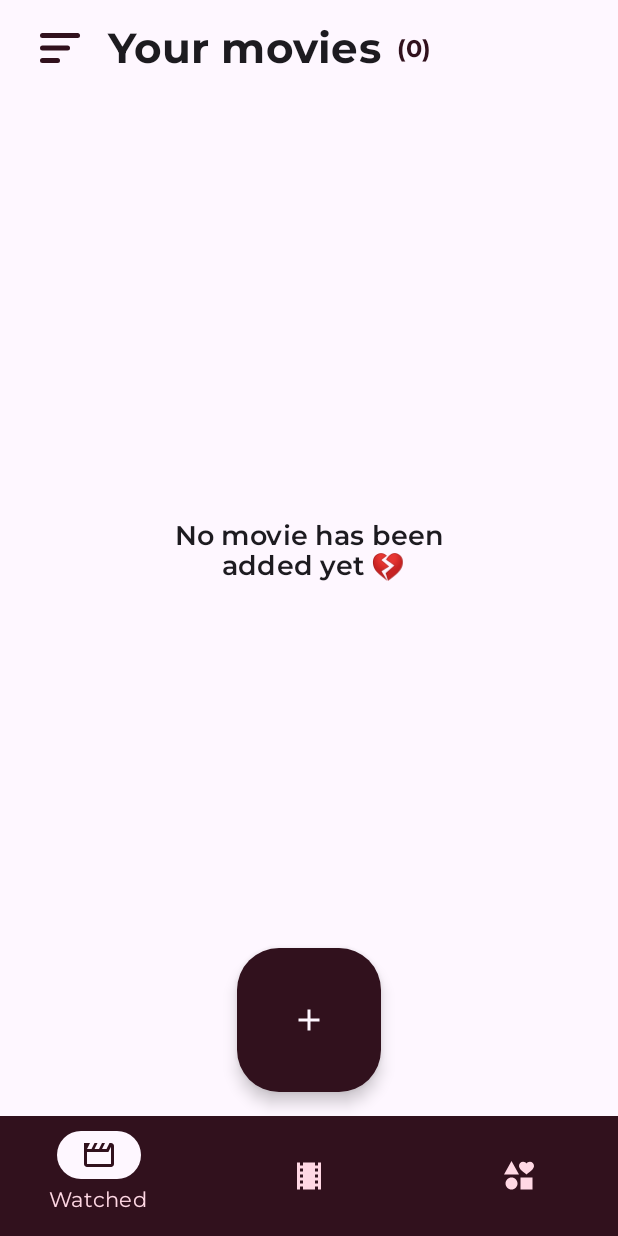
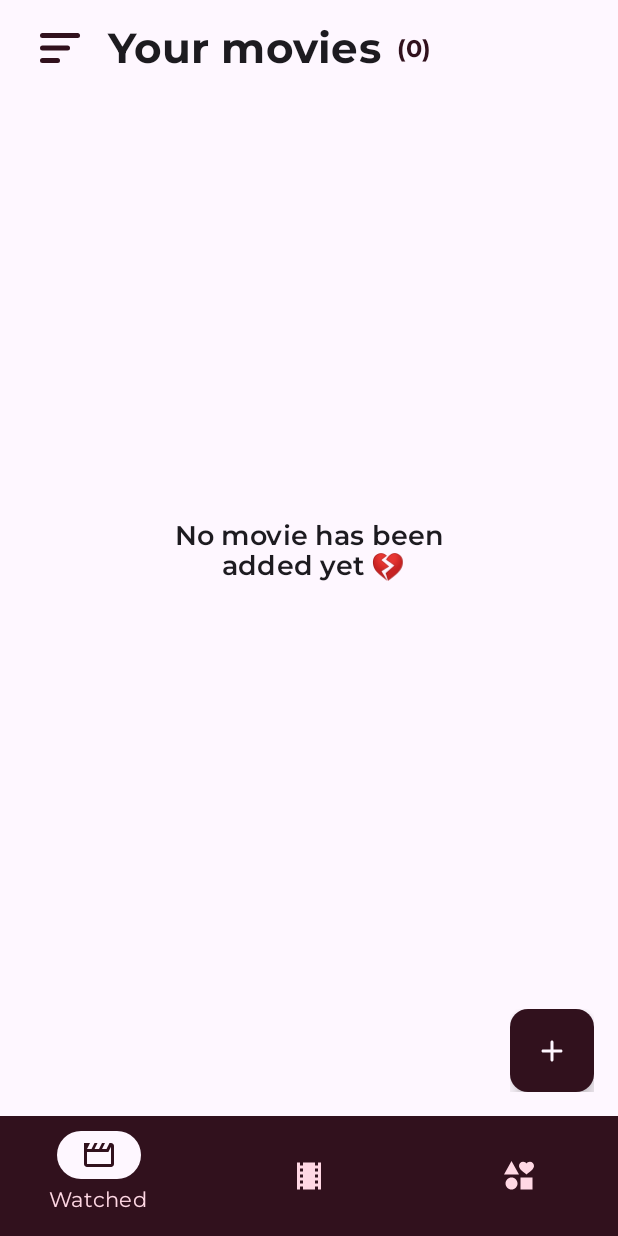
Before and after one commit to ddayker/viewed, an Android app built with Jetpack Compose: the screen it shows after launch (MainActivity), on a phone screen of 412 x 824 dp. Run offline under Robolectric (Android 15) with nearby library versions, the phone set to English and light mode, and no system bars; our stand-ins replace Room's generated code, window size class; Roboto replaces fonts that are not available here.

Commit message:
added UI for adding a movie by search

```diff
--- a/app/src/main/java/com/dayker/viewed/searchmovie/presentation/components/SearchingMessage.kt
+++ b/app/src/main/java/com/dayker/viewed/searchmovie/presentation/components/SearchingMessage.kt
@@ -16,7 +16,6 @@ import androidx.compose.ui.Modifier
 import androidx.compose.ui.text.style.TextAlign
 import androidx.compose.ui.unit.Dp
 import androidx.compose.ui.unit.dp
-import androidx.compose.ui.unit.sp
 import com.dayker.viewed.common.presentation.components.Animation
 
 @Composable
@@ -40,7 +39,7 @@ fun SearchingMessage(
             }
             Text(
                 text = text,
-                style = MaterialTheme.typography.bodySmall.copy(fontSize = 15.sp),
+                style = MaterialTheme.typography.displayMedium,
                 color = MaterialTheme.colorScheme.onBackground,
                 modifier = Modifier.padding(horizontal = 40.dp, vertical = 20.dp),
                 textAlign = TextAlign.Center
--- a/app/src/main/java/com/dayker/viewed/watchedmovies/presentation/navigation/WatchedScreen.kt
+++ b/app/src/main/java/com/dayker/viewed/watchedmovies/presentation/navigation/WatchedScreen.kt
@@ -3,4 +3,5 @@ package com.dayker.viewed.watchedmovies.presentation.navigation
 sealed class WatchedScreen(val route: String) {
     object WatchedMovieScreen : WatchedScreen(route = "watched_movie_screen")
     object AddEditMovieScreen : WatchedScreen(route = "add_edit_movie_screen")
+    object SearchScreen : WatchedScreen(route = "search_movie_screen")
 }
--- a/app/src/main/java/com/dayker/viewed/watchedmovies/presentation/watchedlist/WatchedScreen.kt
+++ b/app/src/main/java/com/dayker/viewed/watchedmovies/presentation/watchedlist/WatchedScreen.kt
@@ -11,12 +11,8 @@ import androidx.compose.foundation.layout.fillMaxSize
 import androidx.compose.foundation.layout.ime
 import androidx.compose.foundation.layout.navigationBars
 import androidx.compose.foundation.layout.padding
-import androidx.compose.material.icons.Icons
-import androidx.compose.material.icons.filled.Add
 import androidx.compose.material3.ExperimentalMaterial3Api
 import androidx.compose.material3.FabPosition
-import androidx.compose.material3.Icon
-import androidx.compose.material3.LargeFloatingActionButton
 import androidx.compose.material3.MaterialTheme
 import androidx.compose.material3.Scaffold
 import androidx.compose.material3.ScaffoldDefaults
@@ -38,6 +34,7 @@ import com.dayker.viewed.R
 import com.dayker.viewed.common.presentation.components.CircularLoading
 import com.dayker.viewed.watchedmovies.presentation.navigation.WatchedNavGraphConstants.EMPTY_ID
 import com.dayker.viewed.watchedmovies.presentation.navigation.WatchedScreen
+import com.dayker.viewed.watchedmovies.presentation.watchedlist.components.AddingFAB
 import com.dayker.viewed.watchedmovies.presentation.watchedlist.components.WatchedList
 import com.dayker.viewed.watchedmovies.presentation.watchedlist.components.WatchedTopBar
 import org.koin.androidx.compose.getViewModel
@@ -55,11 +52,10 @@ fun WatchedListScreen(
         object : NestedScrollConnection {
             override fun onPreScroll(available: Offset, source: NestedScrollSource): Offset {
                 if (available.y < -1) {
-                    viewModel.onEvent(WatchedScreenEvent.HideFab)
+                    viewModel.onEvent(WatchedScreenEvent.HideFAB)
                 }
                 if (available.y > 1) {
                     viewModel.onEvent(WatchedScreenEvent.ShowFAB)
-
                 }
                 return Offset.Zero
             }
@@ -71,7 +67,7 @@ fun WatchedListScreen(
             .exclude(WindowInsets.navigationBars)
             .exclude(WindowInsets.ime),
         modifier = modifier.nestedScroll(scrollBehavior.nestedScrollConnection),
-        floatingActionButtonPosition = FabPosition.Center,
+        floatingActionButtonPosition = FabPosition.End,
         topBar = {
             WatchedTopBar(
                 scrollBehavior = scrollBehavior,
@@ -88,20 +84,20 @@ fun WatchedListScreen(
                 enter = slideInVertically(initialOffsetY = { it * 2 }),
                 exit = slideOutVertically(targetOffsetY = { it * 2 }),
             ) {
-                LargeFloatingActionButton(
-                    onClick = {
+                AddingFAB(
+                    isExtended = state.isFABExtended,
+                    onFABClick = {
+                        viewModel.onEvent(WatchedScreenEvent.ExtendFAB)
+                    },
+                    onManuallyClick = {
                         val routeWithParams =
                             "${WatchedScreen.AddEditMovieScreen.route}/${EMPTY_ID}"
                         navController.navigate(routeWithParams)
                     },
-                    containerColor = MaterialTheme.colorScheme.onTertiaryContainer
-                ) {
-                    Icon(
-                        imageVector = Icons.Default.Add,
-                        contentDescription = null,
-                        tint = MaterialTheme.colorScheme.background,
-                    )
-                }
+                    onSearchClick = {
+                        navController.navigate(WatchedScreen.SearchScreen.route)
+                    },
+                )
             }
         }
     ) {
--- a/app/src/main/java/com/dayker/viewed/watchedmovies/presentation/watchedlist/WatchedScreenEvent.kt
+++ b/app/src/main/java/com/dayker/viewed/watchedmovies/presentation/watchedlist/WatchedScreenEvent.kt
@@ -6,6 +6,7 @@ sealed class WatchedScreenEvent {
     data class Order(val moviesOrder: MoviesOrder) : WatchedScreenEvent()
     object ToggleOrderSection : WatchedScreenEvent()
     object ShowFAB : WatchedScreenEvent()
-    object HideFab : WatchedScreenEvent()
+    object HideFAB : WatchedScreenEvent()
+    object ExtendFAB : WatchedScreenEvent()
 
 }
--- a/app/src/main/java/com/dayker/viewed/watchedmovies/presentation/watchedlist/WatchedState.kt
+++ b/app/src/main/java/com/dayker/viewed/watchedmovies/presentation/watchedlist/WatchedState.kt
@@ -10,6 +10,7 @@ data class WatchedState(
     val movies: List<Movie> = emptyList(),
     val moviesOrder: MoviesOrder = MoviesOrder.Rating(OrderType.Descending),
     val isFABVisible: Boolean = true,
+    val isFABExtended: Boolean = false,
     val isOrderSelectionVisible: Boolean = false,
     val isSynchronized: Boolean = true
 )
--- /dev/null
+++ b/app/src/main/java/com/dayker/viewed/watchedmovies/presentation/watchedlist/components/FAB.kt
@@ -0,0 +1,120 @@
+package com.dayker.viewed.watchedmovies.presentation.watchedlist.components
+
+import androidx.annotation.DrawableRes
+import androidx.annotation.StringRes
+import androidx.compose.animation.AnimatedVisibility
+import androidx.compose.animation.animateColorAsState
+import androidx.compose.animation.animateContentSize
+import androidx.compose.animation.core.animateFloatAsState
+import androidx.compose.animation.core.tween
+import androidx.compose.foundation.layout.Arrangement
+import androidx.compose.foundation.layout.Column
+import androidx.compose.foundation.layout.Row
+import androidx.compose.foundation.layout.Spacer
+import androidx.compose.foundation.layout.height
+import androidx.compose.foundation.layout.width
+import androidx.compose.foundation.shape.RoundedCornerShape
+import androidx.compose.material3.ExtendedFloatingActionButton
+import androidx.compose.material3.FloatingActionButton
+import androidx.compose.material3.Icon
+import androidx.compose.material3.MaterialTheme
+import androidx.compose.material3.Text
+import androidx.compose.runtime.Composable
+import androidx.compose.runtime.getValue
+import androidx.compose.ui.Alignment
+import androidx.compose.ui.Modifier
+import androidx.compose.ui.draw.rotate
+import androidx.compose.ui.res.painterResource
+import androidx.compose.ui.res.stringResource
+import androidx.compose.ui.unit.dp
+import com.dayker.viewed.R
+
+@Composable
+fun AddingFAB(
+    onManuallyClick: () -> Unit,
+    onSearchClick: () -> Unit,
+    onFABClick: () -> Unit,
+    isExtended: Boolean
+) {
+    Row(
+        verticalAlignment = Alignment.Bottom,
+        horizontalArrangement = Arrangement.End,
+    ) {
+        AnimatedVisibility(visible = isExtended) {
+            Column(
+                horizontalAlignment = Alignment.End
+            ) {
+                FABOption(
+                    textId = R.string.manually,
+                    imageId = R.drawable.round_art_track_24,
+                    onClick = {
+                        onManuallyClick()
+                    })
+                Spacer(modifier = Modifier.height(10.dp))
+                FABOption(
+                    textId = R.string.by_search,
+                    imageId = R.drawable.round_manage_search_24,
+                    onClick = {
+                        onSearchClick()
+                    })
+            }
+        }
+        Spacer(modifier = Modifier.width(10.dp))
+        val color by animateColorAsState(
+            targetValue = if (isExtended) MaterialTheme.colorScheme.outline else MaterialTheme.colorScheme.onTertiaryContainer,
+            animationSpec = tween(durationMillis = 1000), label = ""
+        )
+        val rotation by animateFloatAsState(
+            targetValue = if (isExtended) 45f else 0f,
+            animationSpec = tween(durationMillis = 1000), label = ""
+        )
+        FloatingActionButton(
+            onClick = {
+                onFABClick()
+            },
+            containerColor = color,
+            shape = RoundedCornerShape(12.dp),
+            modifier = Modifier
+                .animateContentSize()
+                .height(if (isExtended) 120.dp else 55.dp),
+            contentColor = MaterialTheme.colorScheme.background
+        ) {
+            Icon(
+                painter = painterResource(id = R.drawable.round_add_24),
+                contentDescription = null,
+                modifier = Modifier.rotate(rotation)
+            )
+        }
+    }
+}
+
+@Composable
+fun FABOption(
+    modifier: Modifier = Modifier,
+    @StringRes textId: Int,
+    @DrawableRes imageId: Int,
+    onClick: () -> Unit
+) {
+    ExtendedFloatingActionButton(
+        text = {
+            Text(
+                text = stringResource(textId),
+                color = MaterialTheme.colorScheme.background,
+                style = MaterialTheme.typography.labelMedium
+            )
+        },
+        icon = {
+            Icon(
+                painter = painterResource(id = imageId),
+                contentDescription = stringResource(textId),
+                tint = MaterialTheme.colorScheme.background,
+            )
+        },
+        onClick = {
+            onClick()
+        },
+        expanded = true,
+        containerColor = MaterialTheme.colorScheme.onTertiaryContainer,
+        modifier = modifier
+    )
+}
--- /dev/null
+++ b/app/src/main/res/drawable/round_art_track_24.xml
@@ -0,0 +1,10 @@
+<vector android:height="24dp"
+    android:tint="#000000"
+    android:viewportHeight="24"
+    android:viewportWidth="24"
+    android:width="24dp"
+    xmlns:android="http://schemas.android.com/apk/res/android">
+    <path
+        android:fillColor="@android:color/white"
+        android:pathData="M21,13h-6c-0.55,0 -1,-0.45 -1,-1s0.45,-1 1,-1h6c0.55,0 1,0.45 1,1s-0.45,1 -1,1zM21,7h-6c-0.55,0 -1,0.45 -1,1s0.45,1 1,1h6c0.55,0 1,-0.45 1,-1s-0.45,-1 -1,-1zM15,17h6c0.55,0 1,-0.45 1,-1s-0.45,-1 -1,-1h-6c-0.55,0 -1,0.45 -1,1s0.45,1 1,1zM12,9v6c0,1.1 -0.9,2 -2,2L4,17c-1.1,0 -2,-0.9 -2,-2L2,9c0,-1.1 0.9,-2 2,-2h6c1.1,0 2,0.9 2,2zM9.9,14.2l-1.26,-1.68c-0.2,-0.26 -0.59,-0.27 -0.8,-0.01L6.5,14.26l-0.85,-1.03c-0.2,-0.25 -0.58,-0.24 -0.78,0.01l-0.74,0.95c-0.26,0.33 -0.02,0.81 0.39,0.81L9.5,15c0.41,0 0.65,-0.47 0.4,-0.8z" />
+</vector>
--- /dev/null
+++ b/app/src/main/res/drawable/round_manage_search_24.xml
@@ -0,0 +1,11 @@
+<vector android:autoMirrored="true"
+    android:height="24dp"
+    android:tint="#000000"
+    android:viewportHeight="24"
+    android:viewportWidth="24"
+    android:width="24dp"
+    xmlns:android="http://schemas.android.com/apk/res/android">
+    <path
+        android:fillColor="@android:color/white"
+        android:pathData="M6,9H3C2.45,9 2,8.55 2,8v0c0,-0.55 0.45,-1 1,-1h3c0.55,0 1,0.45 1,1v0C7,8.55 6.55,9 6,9zM6,12H3c-0.55,0 -1,0.45 -1,1v0c0,0.55 0.45,1 1,1h3c0.55,0 1,-0.45 1,-1v0C7,12.45 6.55,12 6,12zM19.88,18.29l-3.12,-3.12c-0.86,0.56 -1.89,0.88 -3,0.82c-2.37,-0.11 -4.4,-1.96 -4.72,-4.31C8.6,8.33 11.49,5.5 14.87,6.07c1.95,0.33 3.57,1.85 4,3.78c0.33,1.46 0.01,2.82 -0.7,3.9l3.13,3.13c0.39,0.39 0.39,1.02 0,1.41l0,0C20.91,18.68 20.27,18.68 19.88,18.29zM17,11c0,-1.65 -1.35,-3 -3,-3s-3,1.35 -3,3s1.35,3 3,3S17,12.65 17,11zM3,19h8c0.55,0 1,-0.45 1,-1v0c0,-0.55 -0.45,-1 -1,-1H3c-0.55,0 -1,0.45 -1,1v0C2,18.55 2.45,19 3,19z" />
+</vector>
--- a/app/src/main/res/values/strings.xml
+++ b/app/src/main/res/values/strings.xml
@@ -88,5 +88,7 @@
     <string name="heck_your_internet_connection_or_add_a_movie_manually">Check your internet connection or add a movie manually</string>
     <string name="find_a_movie_by_name">Find a movie by name</string>
     <string name="no_movies_with_this_name_were_found">No movies with this name were found...</string>
-    <string name="the_query_is_too_short">Find a movie by name (your query is too short)</string>
+    <string name="the_query_is_too_short">Find a movie by name\n( your query is too short )</string>
+    <string name="by_search">By search</string>
+    <string name="manually">Manually</string>
 </resources>
```
Also changed, not shown: app/src/main/java/com/dayker/viewed/watchedmovies/presentation/navigation/WatchedNavGraph.kt (+21 -0 lines), app/src/main/java/com/dayker/viewed/watchedmovies/presentation/watchedlist/WatchedViewModel.kt (+9 -2 lines), app/src/main/res/drawable/round_close_24.xml (added, +10 -0 lines).
